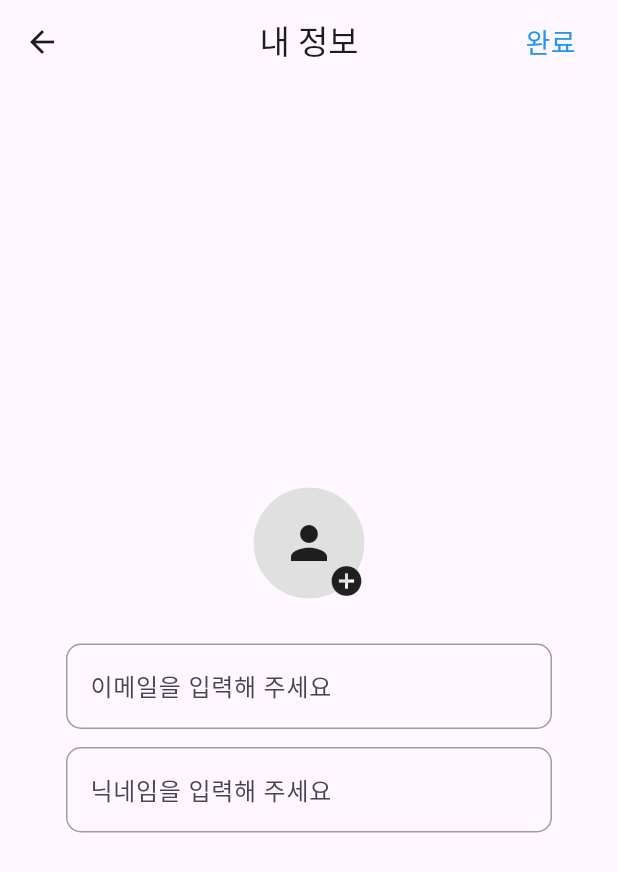
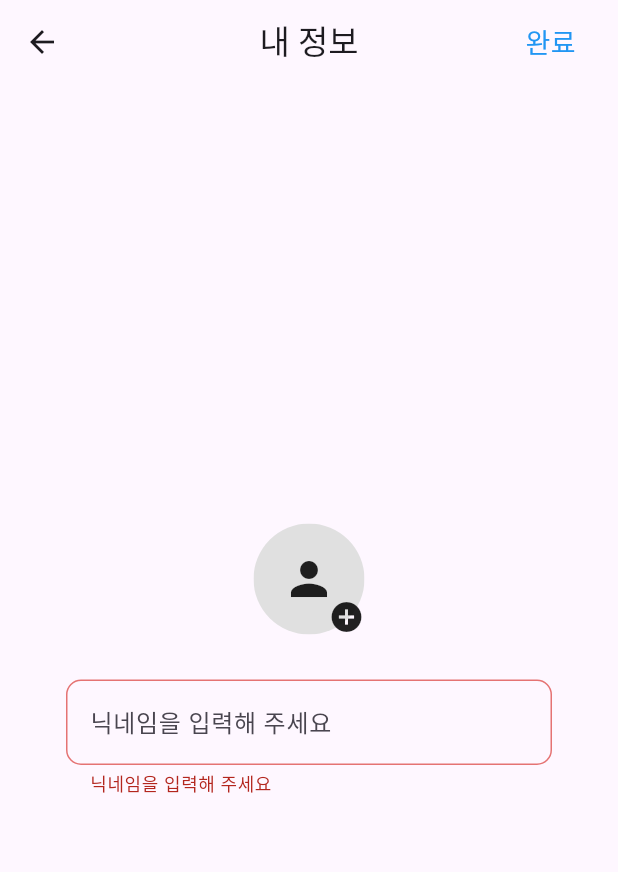
Before and after one commit to Meezzi/with-run-app, a Flutter app: the MyInfoPage screen opened directly, after a tap on "완료", on a phone screen of 412 x 824 dp. Shown: the top 872 px of the screen. Run offline on Flutter 3.47's test engine with Material 3 defaults, Android fonts, the light colour scheme and no system bars; our stand-ins replace firebase_auth, firebase_core, flutter_riverpod, flutter_svg, google_sign_in, image_picker; accounts and stored records are empty; generated files the repository leaves out were written again.

Commit message:
feat : 닉네임 유효성 검사

```diff
--- a/lib/ui/pages/my_info/my_info_page.dart
+++ b/lib/ui/pages/my_info/my_info_page.dart
@@ -1,11 +1,24 @@
 import 'package:flutter/material.dart';
 import 'package:image_picker/image_picker.dart';
 
-class MyInfoPage extends StatelessWidget {
+class MyInfoPage extends StatefulWidget {
+  @override
+  State<MyInfoPage> createState() => _MyInfoPageState();
+}
+
+class _MyInfoPageState extends State<MyInfoPage> {
+  bool isSelected = false;
+  final formKey = GlobalKey<FormState>();
+  late final contentController = TextEditingController();
+
+  @override
+  void dispose() {
+    contentController.dispose();
+    super.dispose();
+  }
+
   @override
   Widget build(BuildContext context) {
-    bool isSelected = false;
-
     return GestureDetector(
       onTap: () {
         FocusScope.of(context).unfocus();
@@ -21,11 +34,11 @@ class MyInfoPage extends StatelessWidget {
                 behavior: HitTestBehavior.opaque,
                 onTap: () {
                   print('완료');
+                  final result = formKey.currentState!.validate();
                 },
                 child: Container(
                   alignment: Alignment.center,
                   width: 50,
-                  // height: 44,
                   child: Text(
                     '완료',
                     style: TextStyle(fontSize: 18, color: Colors.blue),
@@ -35,7 +48,8 @@ class MyInfoPage extends StatelessWidget {
             ),
           ],
         ),
-        body: SafeArea(
+        body: Form(
+          key: formKey,
           child: SizedBox.expand(
             child: Padding(
               padding: const EdgeInsets.symmetric(horizontal: 44),
@@ -46,12 +60,8 @@ class MyInfoPage extends StatelessWidget {
                   GestureDetector(
                     onTap: () async {
                       print('프로필 추가');
-                      // 1. 이미지 피커 객체 생성
+                      // 이미지 피커 객체 생성
                       ImagePicker imagePicker = ImagePicker();
-
-                      // 2. 이미지 피커 객체의 pickImage 메서드 사용
-                      // 3. pickImage의 반환 타입이 Future이므로
-                      //    async - await 사용하는게 편하다
                       XFile? xFile = await imagePicker.pickImage(
                         source: ImageSource.gallery,
                       );
@@ -84,16 +94,6 @@ class MyInfoPage extends StatelessWidget {
                   SizedBox(height: 30),
                   TextFormField(
                     decoration: InputDecoration(
-                      hintText: '이메일을 입력해 주세요',
-                      enabledBorder: OutlineInputBorder(
-                        borderSide: BorderSide(color: Colors.grey), // 비활성 상태일 때
-                        borderRadius: BorderRadius.circular(10),
-                      ),
-                    ),
-                  ),
-                  SizedBox(height: 12),
-                  TextFormField(
-                    decoration: InputDecoration(
                       hintText: '닉네임을 입력해 주세요',
                       enabledBorder: OutlineInputBorder(
                         borderSide: BorderSide(color: Colors.grey), // 비활성 상태일 때
@@ -105,7 +105,22 @@ class MyInfoPage extends StatelessWidget {
                         ),
                         borderRadius: BorderRadius.circular(10),
                       ),
+                      errorBorder: OutlineInputBorder(
+                        borderSide: BorderSide(color: Colors.red[300]!),
+                        borderRadius: BorderRadius.circular(10),
+                      ),
+                      focusedErrorBorder: OutlineInputBorder(
+                        borderSide: BorderSide(color: Colors.red[300]!),
+                        borderRadius: BorderRadius.circular(10),
+                      ),
                     ),
+                    validator: (value) {
+                      if (value?.trim().isEmpty ?? true) {
+                        return '닉네임을 입력해 주세요';
+                      }
+
+                      return null;
+                    },
                   ),
                 ],
               ),
```
